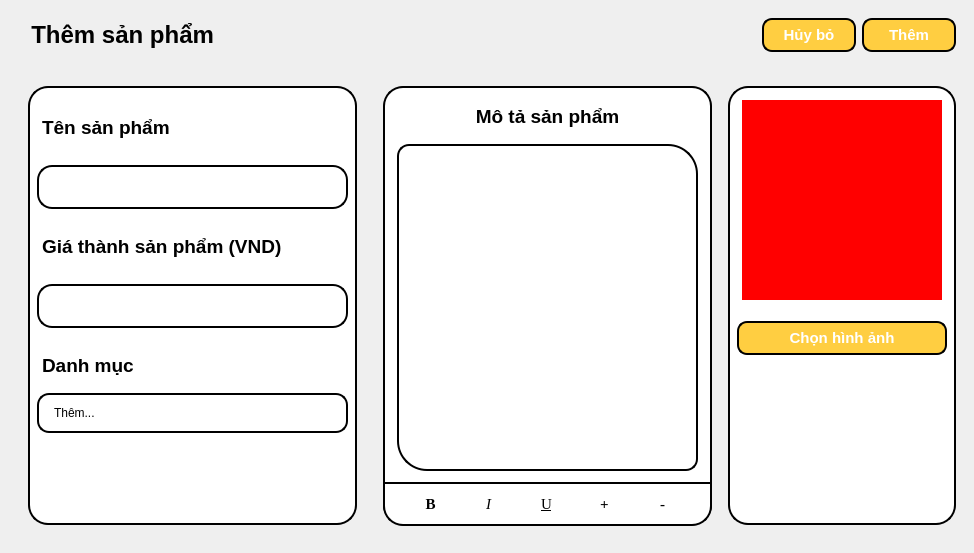
Above: SPCK/GUI/addproduct.ui from MaiNgocChau9/Python-App-Instance before the change. Below: the same form after it.
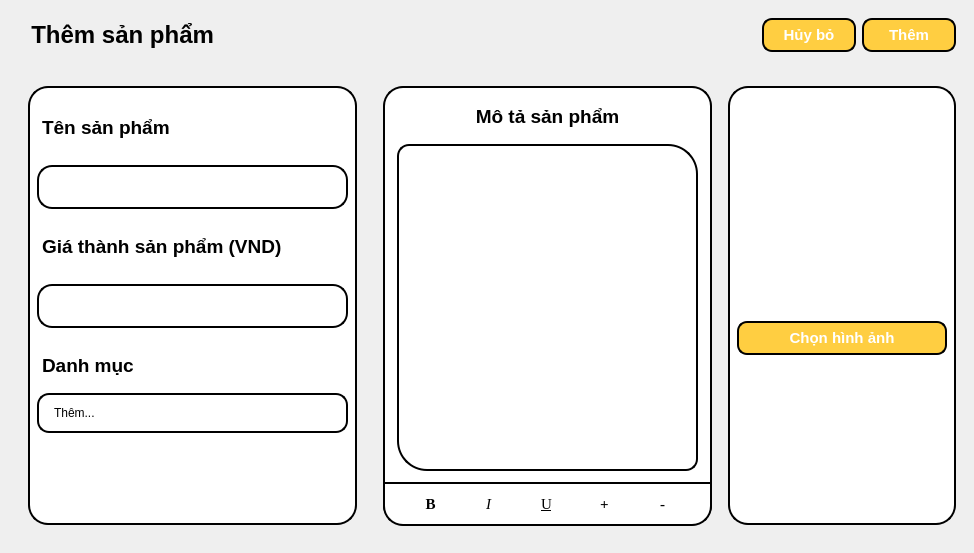
That is the form after the change.

```diff
--- a/SPCK/GUI/addproduct.ui
+++ b/SPCK/GUI/addproduct.ui
@@ -641,7 +641,7 @@
 max-height: 200px;
 min-height: 200px;
 
-background-color: red;
+background-color: white;
 border: 0px;
 border-radius: 0px;
 margin: 5px;
```
